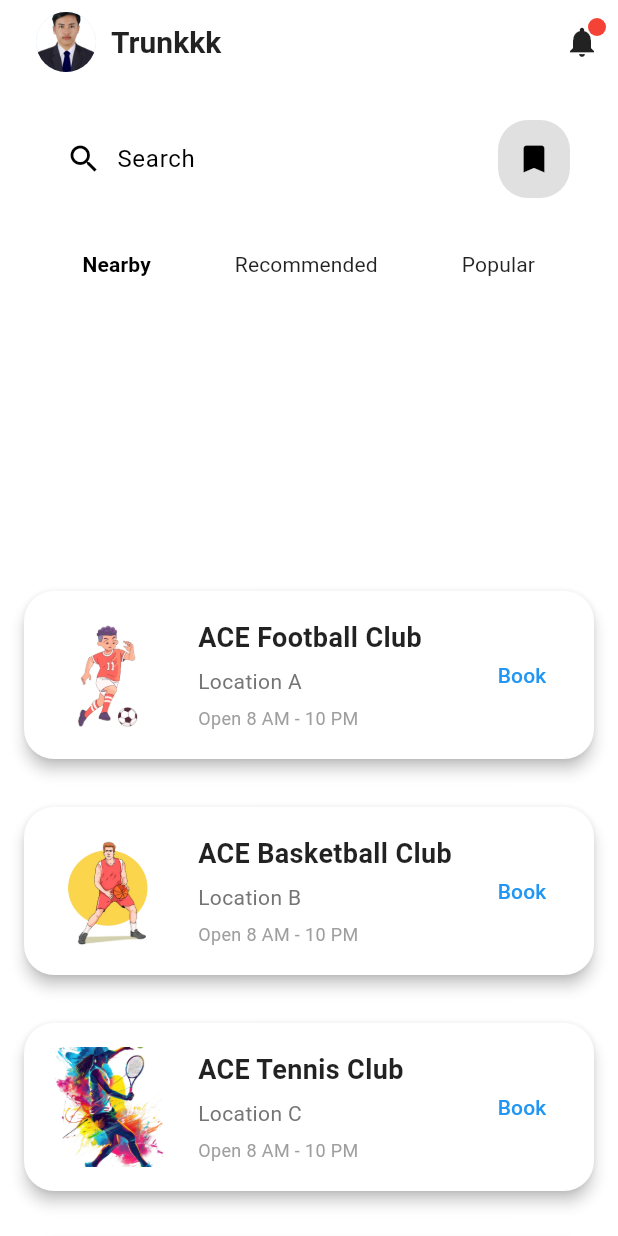
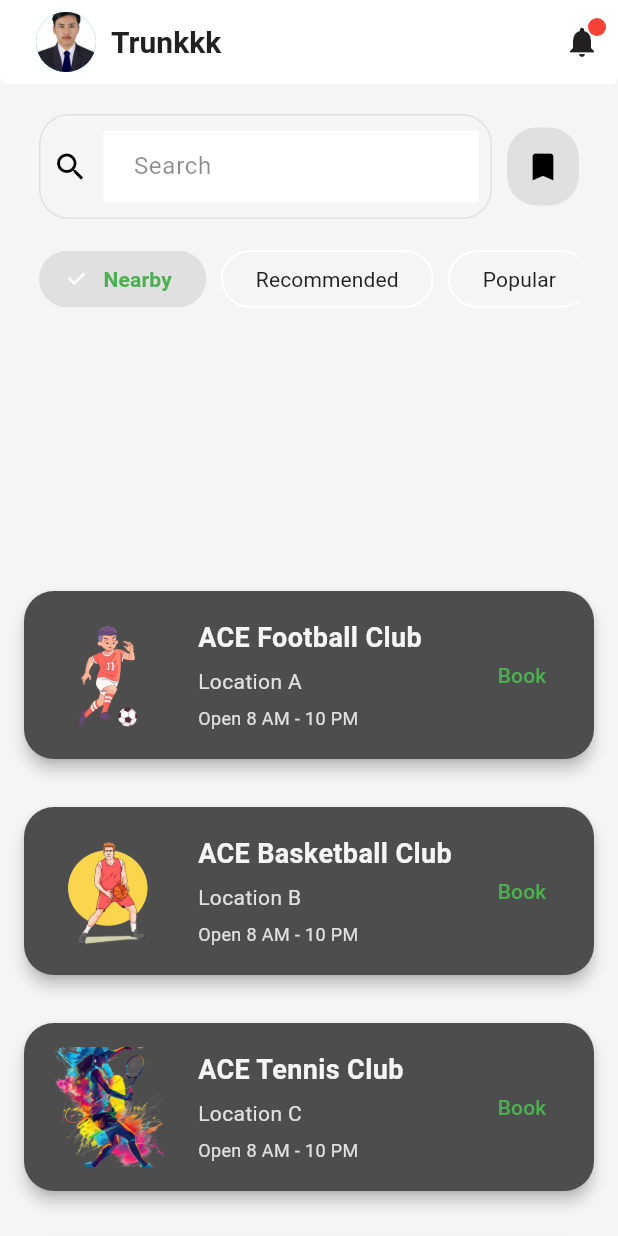
Before and after one commit to GitheTrunk/courtBook, a Flutter app: the screen it shows after launch, on a phone screen of 412 x 824 dp. Run offline on Flutter 3.47's test engine with Material 3 defaults, Android fonts, the light colour scheme and no system bars.

Commit message:
use new theme

```diff
--- a/lib/core/theme.dart
+++ b/lib/core/theme.dart
@@ -1,12 +1,60 @@
 import 'package:flutter/material.dart';
 
 final ThemeData appTheme = ThemeData(
-  primarySwatch: Colors.lightBlue,
-  colorScheme: ColorScheme.fromSwatch(primarySwatch: Colors.blue).copyWith(
-    surfaceContainer: Colors.white,
-    primaryContainer: Colors.blue[100],
-    secondaryContainer: Colors.grey,
-    onSurface: Colors.black87,
-    onPrimaryContainer: Colors.black,
+  brightness: Brightness.light,
+  scaffoldBackgroundColor: const Color(0xFFF5F5F5), // light gray background
+
+  primaryColor: const Color(0xFF4CAF50), // green (used in booking button)
+  secondaryHeaderColor: const Color(0xFFE0E0E0), // light grey for inactive tabs
+
+  colorScheme: ColorScheme.fromSwatch().copyWith(
+    primary: const Color(0xFF4CAF50),
+    secondary: const Color(0xFF212121), // used for text
+  ),
+
+  textTheme: const TextTheme(
+    titleLarge: TextStyle(
+      fontSize: 18,
+      fontWeight: FontWeight.bold,
+      color: Colors.black,
+    ),
+    bodyMedium: TextStyle(fontSize: 14, color: Colors.black87),
+  ),
+
+  inputDecorationTheme: InputDecorationTheme(
+    filled: true,
+    fillColor: Colors.white,
+    contentPadding: const EdgeInsets.symmetric(vertical: 12, horizontal: 16),
+    border: OutlineInputBorder(
+      borderRadius: BorderRadius.circular(20),
+      borderSide: BorderSide.none,
+    ),
+    prefixIconColor: Colors.black54,
+    hintStyle: const TextStyle(color: Colors.black45),
+  ),
+
+  elevatedButtonTheme: ElevatedButtonThemeData(
+    style: ElevatedButton.styleFrom(
+      backgroundColor: const Color(0xFF4CAF50), // green
+      foregroundColor: Colors.white,
+      shape: RoundedRectangleBorder(borderRadius: BorderRadius.circular(12)),
+      padding: const EdgeInsets.symmetric(horizontal: 20, vertical: 12),
+      textStyle: const TextStyle(fontWeight: FontWeight.w600, fontSize: 16),
+    ),
+  ),
+
+  cardTheme: CardTheme(
+    color: const Color(0xFF4D4D4D), // matches the dark gray card background
+    elevation: 4,
+    margin: const EdgeInsets.symmetric(vertical: 10, horizontal: 16),
+    shape: RoundedRectangleBorder(borderRadius: BorderRadius.circular(16)),
+  ),
+
+  bottomNavigationBarTheme: const BottomNavigationBarThemeData(
+    backgroundColor: Colors.white,
+    selectedItemColor: Colors.black,
+    unselectedItemColor: Colors.grey,
+    showSelectedLabels: false,
+    showUnselectedLabels: false,
   ),
 );
--- a/lib/screens/home/home_screen.dart
+++ b/lib/screens/home/home_screen.dart
@@ -79,7 +79,7 @@ class _HomeScreenState extends State<HomeScreen> {
                   Text(
                     'Trunkkk',
                     style: TextStyle(
-                      color: Theme.of(context).colorScheme.onSurface,
+                      color: Theme.of(context).colorScheme.secondary,
                       fontWeight: FontWeight.w600,
                       fontSize: 20,
                     ),
@@ -99,7 +99,7 @@ class _HomeScreenState extends State<HomeScreen> {
                   IconButton(
                     icon: Icon(
                       Icons.notifications,
-                      color: Theme.of(context).colorScheme.onSurface,
+                      color: Theme.of(context).colorScheme.secondary,
                     ),
                     onPressed: () {
                       debugPrint('Notification button pressed');
@@ -156,8 +156,12 @@ class _SearchSectionDelegate extends SliverPersistentHeaderDelegate {
         decoration: BoxDecoration(
           gradient: LinearGradient(
             colors: [
-              Theme.of(context).colorScheme.surfaceContainer,
-              Theme.of(context).colorScheme.surface,
+              Theme.of(
+                context,
+              ).scaffoldBackgroundColor.withAlpha((0.9 * 255).toInt()),
+              Theme.of(
+                context,
+              ).scaffoldBackgroundColor.withAlpha((0.5 * 255).toInt()),
             ],
             begin: Alignment.topCenter,
             end: Alignment.bottomCenter,
--- a/lib/widgets/court_card.dart
+++ b/lib/widgets/court_card.dart
@@ -67,10 +67,10 @@ class ClubCard extends StatelessWidget {
                     children: [
                       Text(
                         club.name,
-                        style: const TextStyle(
+                        style: TextStyle(
                           fontSize: 18,
                           fontWeight: FontWeight.bold,
-                          color: Colors.black87,
+                          color: Theme.of(context).scaffoldBackgroundColor,
                         ),
                         maxLines: 2,
                         overflow: TextOverflow.ellipsis,
@@ -78,15 +78,20 @@ class ClubCard extends StatelessWidget {
                       const SizedBox(height: 6),
                       Text(
                         club.location,
-                        style: TextStyle(fontSize: 14, color: Colors.grey[600]),
+                        style: TextStyle(
+                          fontSize: 14,
+                          color: Theme.of(context).secondaryHeaderColor,
+                        ),
                         maxLines: 2,
                         overflow: TextOverflow.ellipsis,
                       ),
                       const SizedBox(height: 6),
-
                       Text(
                         'Open 8 AM - 10 PM',
-                        style: TextStyle(fontSize: 12, color: Colors.grey[500]),
+                        style: TextStyle(
+                          fontSize: 12,
+                          color: Theme.of(context).secondaryHeaderColor,
+                        ),
                       ),
                     ],
                   ),
@@ -105,11 +110,11 @@ class ClubCard extends StatelessWidget {
                       vertical: 8,
                     ),
                   ),
-                  child: const Text(
+                  child: Text(
                     'Book',
                     style: TextStyle(
                       fontSize: 14,
-                      color: Colors.blue,
+                      color: Theme.of(context).primaryColor,
                       fontWeight: FontWeight.w500,
                     ),
                   ),
--- a/lib/widgets/filter_chip_widget.dart
+++ b/lib/widgets/filter_chip_widget.dart
@@ -27,16 +27,16 @@ class FilterChipWidget extends StatelessWidget {
       onSelected: onSelected,
       padding: const EdgeInsets.symmetric(horizontal: 14, vertical: 8),
       shape: RoundedRectangleBorder(borderRadius: BorderRadius.circular(20)),
-      backgroundColor: Theme.of(context).colorScheme.surfaceContainer,
-      selectedShadowColor: Theme.of(context).colorScheme.primary,
-      selectedColor: Theme.of(context).colorScheme.surfaceContainer,
+      backgroundColor: Theme.of(context).scaffoldBackgroundColor,
+      selectedShadowColor: Theme.of(context).secondaryHeaderColor,
+      selectedColor: Theme.of(context).secondaryHeaderColor,
       labelStyle: TextStyle(
         color:
             selected
-                ? Theme.of(context).colorScheme.onPrimaryContainer
-                : Theme.of(context).colorScheme.onSurface,
+                ? Theme.of(context).colorScheme.primary
+                : Theme.of(context).colorScheme.secondary,
       ),
-      showCheckmark: false,
+      showCheckmark: true,
     );
   }
 }
--- a/lib/widgets/search_section.dart
+++ b/lib/widgets/search_section.dart
@@ -20,7 +20,7 @@ class _SearchSectionState extends State<SearchSection> {
   @override
   Widget build(BuildContext context) {
     return Padding(
-      padding: const EdgeInsets.symmetric(horizontal: 16.0, vertical: 12.0),
+      padding: const EdgeInsets.symmetric(horizontal: 10.0, vertical: 12.0),
       child: Column(
         crossAxisAlignment: CrossAxisAlignment.start,
         children: [
@@ -29,12 +29,15 @@ class _SearchSectionState extends State<SearchSection> {
               Expanded(
                 child: Container(
                   padding: const EdgeInsets.symmetric(
-                    horizontal: 12,
-                    vertical: 14,
+                    horizontal: 8,
+                    vertical: 10,
                   ),
                   decoration: BoxDecoration(
-                    color: Theme.of(context).colorScheme.surfaceContainer,
                     borderRadius: BorderRadius.circular(20),
+                    border: Border.all(
+                      color: Theme.of(context).secondaryHeaderColor,
+                      width: 1,
+                    ),
                   ),
                   child: Row(
                     children: [
@@ -61,7 +64,7 @@ class _SearchSectionState extends State<SearchSection> {
                   vertical: 14,
                 ),
                 decoration: BoxDecoration(
-                  color: Colors.grey[300],
+                  color: Theme.of(context).secondaryHeaderColor,
                   borderRadius: BorderRadius.circular(20),
                 ),
                 child: const Icon(Icons.bookmark, color: Colors.black),
```
Also changed, not shown: flutter_01.png (added).
